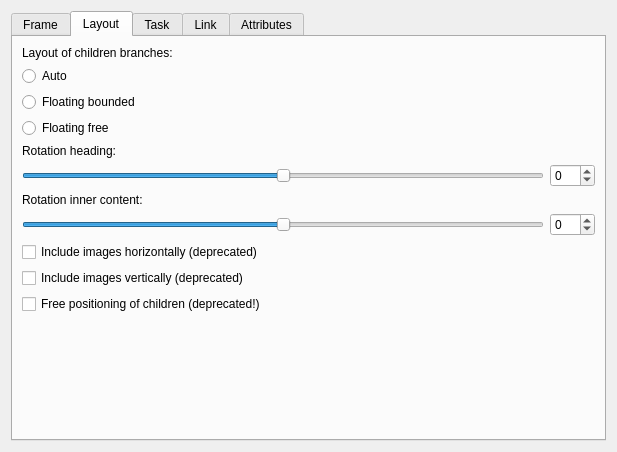
Above: forms/branchpropeditor.ui from insilmaril/vym before the change. Below: the same form after it.
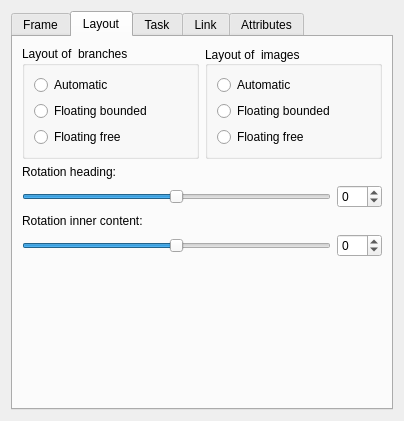
That is the form after the change. The open tabs and pages were chosen to show the change.

Commit message:
Improvements for container layouts
- GUI
- load
- save

Diff of the .ui file:
```diff
--- a/forms/branchpropeditor.ui
+++ b/forms/branchpropeditor.ui
@@ -6,8 +6,8 @@
    <rect>
     <x>0</x>
     <y>0</y>
-    <width>617</width>
-    <height>452</height>
+    <width>404</width>
+    <height>421</height>
    </rect>
   </property>
   <property name="sizePolicy">
@@ -234,35 +234,96 @@
       <attribute name="title">
        <string>Layout</string>
       </attribute>
-      <layout class="QVBoxLayout" name="verticalLayout_5">
+      <layout class="QVBoxLayout" name="verticalLayout_6">
        <item>
-        <layout class="QVBoxLayout" name="verticalLayout_2">
+        <layout class="QHBoxLayout" name="horizontalLayout_2">
          <item>
-          <widget class="QLabel" name="branchesLayoutLabel">
-           <property name="text">
-            <string>Layout of children branches:</string>
+          <widget class="QGroupBox" name="childrenBranchesGroupBox">
+           <property name="sizePolicy">
+            <sizepolicy hsizetype="Preferred" vsizetype="Minimum">
+             <horstretch>0</horstretch>
+             <verstretch>0</verstretch>
+            </sizepolicy>
            </property>
-          </widget>
-         </item>
-         <item>
-          <widget class="QRadioButton" name="branchesLayoutFreeButton">
-           <property name="text">
-            <string>Auto</string>
+           <property name="title">
+            <string>Layout of  branches</string>
            </property>
+           <layout class="QVBoxLayout" name="verticalLayout_5">
+            <item>
+             <layout class="QVBoxLayout" name="verticalLayout_2">
+              <item>
+               <widget class="QRadioButton" name="branchesLayoutAutoButton">
+                <property name="text">
+                 <string>Automatic</string>
+                </property>
+               </widget>
+              </item>
+              <item>
+               <widget class="QRadioButton" name="branchesLayoutBoundedButton">
+                <property name="text">
+                 <string>Floating bounded</string>
+                </property>
+               </widget>
+              </item>
+              <item>
+               <widget class="QRadioButton" name="branchesLayoutFreeButton">
+                <property name="text">
+                 <string>Floating free</string>
+                </property>
+               </widget>
+              </item>
+             </layout>
+            </item>
+           </layout>
           </widget>
          </item>
          <item>
-          <widget class="QRadioButton" name="branchesLayoutBoundedButton">
-           <property name="text">
-            <string>Floating bounded</string>
+          <widget class="QGroupBox" name="childrenImagesGroupBox">
+           <property name="sizePolicy">
+            <sizepolicy hsizetype="Preferred" vsizetype="Minimum">
+             <horstretch>0</horstretch>
+             <verstretch>0</verstretch>
+            </sizepolicy>
            </property>
-          </widget>
-         </item>
-         <item>
-          <widget class="QRadioButton" name="branchesLayouAutoButton">
-           <property name="text">
-            <string>Floating free</string>
+           <property name="title">
+            <string>Layout of  images</string>
            </property>
+           <property name="alignment">
+            <set>Qt::AlignLeading|Qt::AlignLeft|Qt::AlignVCenter</set>
+           </property>
+           <property name="flat">
+            <bool>false</bool>
+           </property>
+           <property name="checkable">
+            <bool>false</bool>
+           </property>
+           <layout class="QVBoxLayout" name="verticalLayout_4">
+            <item>
+             <layout class="QVBoxLayout" name="verticalLayout_3">
+              <item>
+               <widget class="QRadioButton" name="imagesLayoutAutoButton">
+                <property name="text">
+                 <string>Automatic</string>
+                </property>
+               </widget>
+              </item>
+              <item>
+               <widget class="QRadioButton" name="imagesLayoutBoundedButton">
+                <property name="text">
+                 <string>Floating bounded</string>
+                </property>
+               </widget>
+              </item>
+              <item>
+               <widget class="QRadioButton" name="imagesLayoutFreeButton">
+                <property name="text">
+                 <string>Floating free</string>
+                </property>
+               </widget>
+              </item>
+             </layout>
+            </item>
+           </layout>
           </widget>
          </item>
         </layout>
@@ -341,31 +402,6 @@
          </item>
         </layout>
        </item>
-       <item>
-        <layout class="QVBoxLayout" name="deprecated">
-         <item>
-          <widget class="QCheckBox" name="incImgHor">
-           <property name="text">
-            <string>Include images horizontally (deprecated)</string>
-           </property>
-          </widget>
-         </item>
-         <item>
-          <widget class="QCheckBox" name="incImgVer">
-           <property name="text">
-            <string>Include images vertically (deprecated)</string>
-           </property>
-          </widget>
-         </item>
-         <item>
-          <widget class="QCheckBox" name="childrenFreePositioning">
-           <property name="text">
-            <string>Free positioning of children (deprecated!)</string>
-           </property>
-          </widget>
-         </item>
-        </layout>
-       </item>
        <item>
         <spacer>
          <property name="orientation">
```
Left out of the diff: 2 changed lines with no effect on the pictures. The commit also changes 16 other files.
